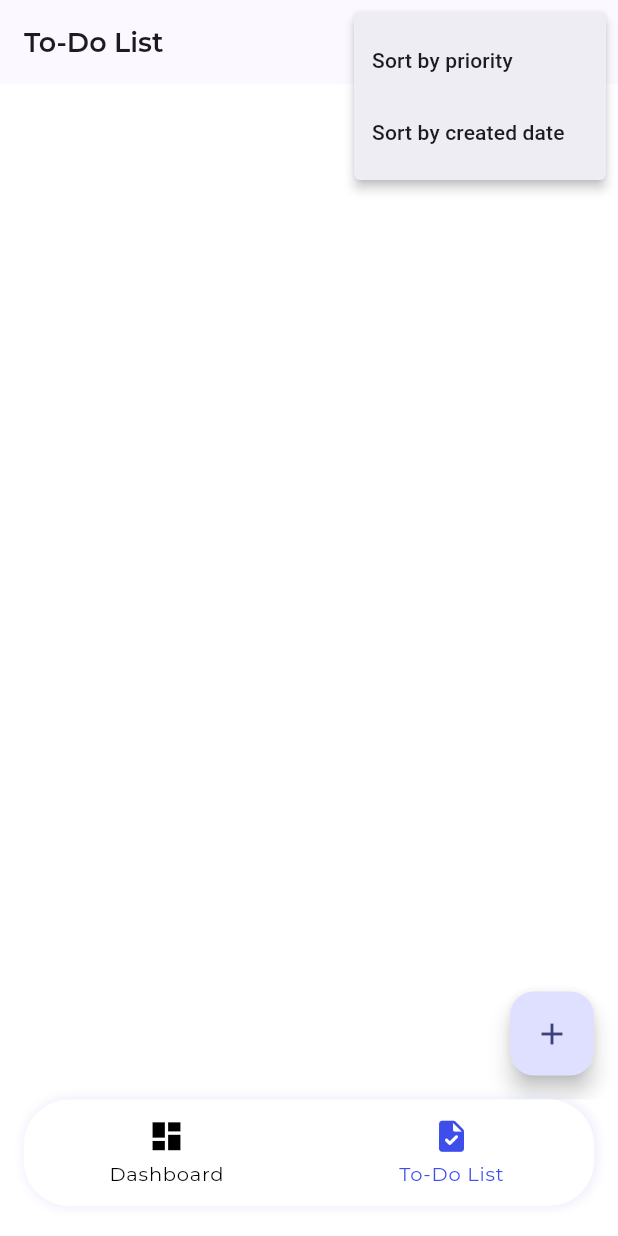
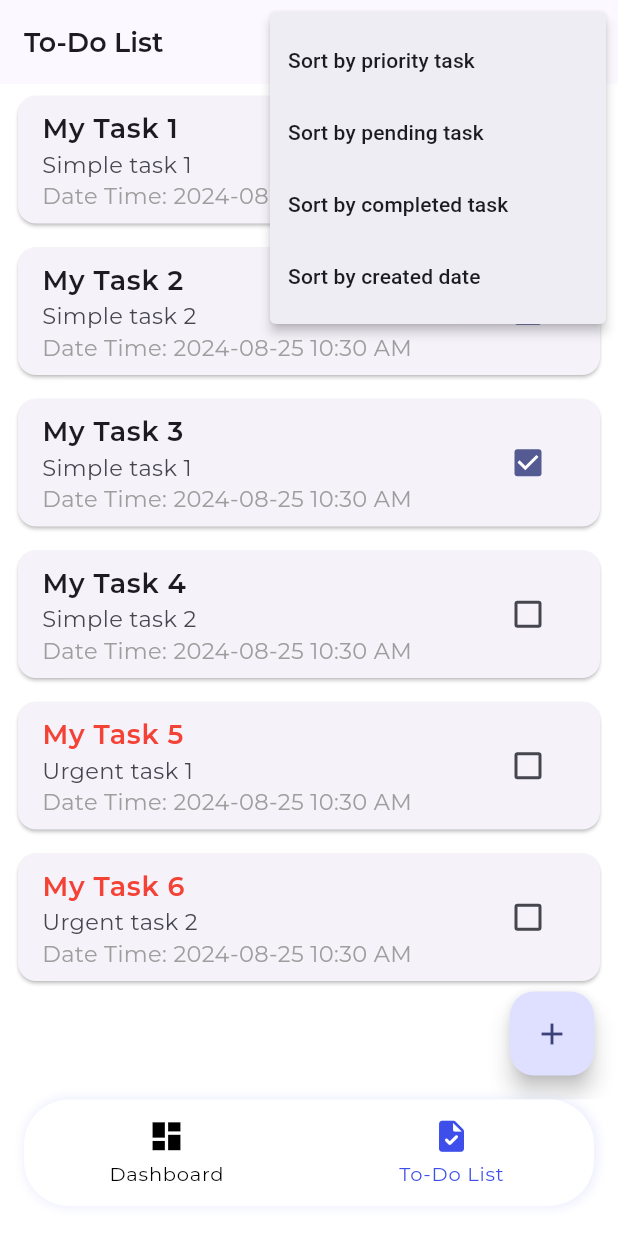
Before and after one commit to David-GIC/to-do-pro, a Flutter app: the screen it shows after launch, item 2 of the bottom bar chosen, after a tap on the "sort" icon, on a phone screen of 412 x 824 dp. Run offline on Flutter 3.47's test engine with Material 3 defaults, Android fonts, the phone set to English and light mode, and no system bars; our stand-ins replace awesome_bottom_bar, fl_chart, flutter_styled_toast, google_fonts.

Commit message:
improve to-do card, enchant dashboard style and to-do card

```diff
--- a/lib/pages/dashboard/dasboard.dart
+++ b/lib/pages/dashboard/dasboard.dart
@@ -21,9 +21,14 @@ class _DashboardPageState extends State<DashboardPage> {
   @override
   Widget build(BuildContext context) {
     final toDoProvider = Provider.of<ToDoProvider>(context);
-    final priorityPendingCount = toDoProvider.toDoList.where((item) => item.priority && !item.isCompleted).length;
-    final priorityCompletedCount = toDoProvider.toDoList.where((item) => item.priority && item.isCompleted).length;
-    final completedCount = toDoProvider.toDoList.where((item) => item.isCompleted).length;
+    final priorityPendingCount = toDoProvider.toDoList
+        .where((item) => item.priority && !item.isCompleted)
+        .length;
+    final priorityCompletedCount = toDoProvider.toDoList
+        .where((item) => item.priority && item.isCompleted)
+        .length;
+    final completedCount =
+        toDoProvider.toDoList.where((item) => item.isCompleted).length;
     final pendingCount = toDoProvider.toDoList.length - completedCount;
 
     return Scaffold(
@@ -44,6 +49,19 @@ class _DashboardPageState extends State<DashboardPage> {
               const SizedBox(
                 height: 28,
               ),
+              Indicator(
+                color: AppColor.contentColorBlack,
+                text: 'Total',
+                isSquare: false,
+                size: 14,
+                textColor: isTouched == 1
+                    ? AppColor.mainTextColor1
+                    : AppColor.mainTextColor3,
+                valueCount: toDoProvider.toDoList.length,
+              ),
+              const SizedBox(
+                height: 10,
+              ),
               Row(
                 children: [
                   Indicator(
@@ -51,8 +69,10 @@ class _DashboardPageState extends State<DashboardPage> {
                     text: 'Completed',
                     isSquare: false,
                     size: 14,
-                    textColor: isTouched == 1 ? AppColor.mainTextColor1 : AppColor.mainTextColor3,
-                    valueCount: completedCount,
+                    textColor: isTouched == 1
+                        ? AppColor.mainTextColor1
+                        : AppColor.mainTextColor3,
+                    valueCount: 0,
                   ),
                   const SizedBox(
                     width: 10,
@@ -62,17 +82,34 @@ class _DashboardPageState extends State<DashboardPage> {
                     text: 'Pending',
                     isSquare: false,
                     size: 14,
-                    textColor: isTouched == 2 ? AppColor.mainTextColor1 : AppColor.mainTextColor3,
-                    valueCount: pendingCount,
+                    textColor: isTouched == 2
+                        ? AppColor.mainTextColor1
+                        : AppColor.mainTextColor3,
+                    valueCount: 0,
+                  ),
+                  const SizedBox(
+                    width: 10,
+                  ),
+                  Indicator(
+                    color: AppColor.contentColorRed,
+                    text: 'Priority',
+                    isSquare: false,
+                    size: 14,
+                    textColor: isTouched == 2
+                        ? AppColor.mainTextColor1
+                        : AppColor.mainTextColor3,
+                    valueCount: 0,
                   ),
                 ],
               ),
               const SizedBox(
                 height: 8,
               ),
-              Expanded(
+              SizedBox(
+                height: 400,
                 child: Padding(
-                  padding: const EdgeInsets.only(left: 8, top: 8, bottom: 16, right: 32),
+                  padding: const EdgeInsets.only(
+                      left: 8, top: 8, bottom: 16, right: 32),
                   child: BarChart(
                     BarChartData(
                       alignment: BarChartAlignment.spaceEvenly,
@@ -85,7 +122,12 @@ class _DashboardPageState extends State<DashboardPage> {
                                 toY: completedCount.toDouble(),
                                 color: AppColor.contentColorGreen,
                                 width: 16,
-                            ),
+                                rodStackItems: [
+                                  BarChartRodStackItem(
+                                      0,
+                                      priorityCompletedCount.toDouble(),
+                                      AppColor.contentColorRed)
+                                ]),
                           ],
                         ),
                         BarChartGroupData(
@@ -95,7 +137,12 @@ class _DashboardPageState extends State<DashboardPage> {
                                 toY: pendingCount.toDouble(),
                                 color: AppColor.contentColorOrange,
                                 width: 16,
-                            ),
+                                rodStackItems: [
+                                  BarChartRodStackItem(
+                                      0,
+                                      priorityPendingCount.toDouble(),
+                                      AppColor.contentColorRed)
+                                ]),
                           ],
                         ),
                       ],
@@ -110,7 +157,8 @@ class _DashboardPageState extends State<DashboardPage> {
                           sideTitles: SideTitles(
                             showTitles: true,
                             getTitlesWidget: (double value, TitleMeta meta) {
-                              var style = AppTextStyle.normalStyle.copyWith(fontWeight: FontWeight.w600, fontSize: 13);
+                              var style = AppTextStyle.normalStyle.copyWith(
+                                  fontWeight: FontWeight.w600, fontSize: 13);
                               switch (value.toInt()) {
                                 case 0:
                                   return Text('Completed', style: style);
@@ -134,94 +182,6 @@ class _DashboardPageState extends State<DashboardPage> {
                   ),
                 ),
               ),
-              Row(
-                children: [
-                  Indicator(
-                    color: AppColor.contentColorGreen,
-                    text: 'Completed Priority',
-                    isSquare: false,
-                    size: 14,
-                    textColor: isTouched == 1 ? AppColor.mainTextColor1 : AppColor.mainTextColor3,
-                    valueCount: priorityCompletedCount,
-                  ),
-                  const SizedBox(
-                    width: 10,
-                  ),
-                  Indicator(
-                    color: AppColor.contentColorOrange,
-                    text: 'Pending Priority',
-                    isSquare: false,
-                    size: 14,
-                    textColor: isTouched == 2 ? AppColor.mainTextColor1 : AppColor.mainTextColor3,
-                    valueCount: priorityPendingCount,
-                  ),
-                ],
-              ),
-              Expanded(
-                child: Padding(
-                  padding: const EdgeInsets.only(left: 8, top: 8, bottom: 16, right: 32),
-                  child: BarChart(
-                    BarChartData(
-                      alignment: BarChartAlignment.spaceEvenly,
-                      maxY: toDoProvider.toDoList.length.toDouble(),
-                      barGroups: [
-                        BarChartGroupData(
-                          x: 0,
-                          barRods: [
-                            BarChartRodData(
-                              toY: priorityCompletedCount.toDouble(),
-                              color: AppColor.contentColorGreen,
-                              width: 16,
-                            ),
-                          ],
-                        ),
-                        BarChartGroupData(
-                          x: 1,
-                          barRods: [
-                            BarChartRodData(
-                              toY: priorityPendingCount.toDouble(),
-                              color: AppColor.contentColorOrange,
-                              width: 16,
-                            ),
-                          ],
-                        ),
-                      ],
-                      titlesData: FlTitlesData(
-                        topTitles: const AxisTitles(
-                          sideTitles: SideTitles(showTitles: false),
-                        ),
-                        rightTitles: const AxisTitles(
-                          sideTitles: SideTitles(showTitles: false),
-                        ),
-                        bottomTitles: AxisTitles(
-                          sideTitles: SideTitles(
-                            showTitles: true,
-                            getTitlesWidget: (double value, TitleMeta meta) {
-                              var style = AppTextStyle.normalStyle.copyWith(fontWeight: FontWeight.w600, fontSize: 13);
-
-                              switch (value.toInt()) {
-                                case 0:
-                                  return Text('Completed', style: style);
-                                case 1:
-                                  return Text('Pending', style: style);
-                                default:
-                                  return Text('');
-                              }
-                            },
-                          ),
-                        ),
-                        leftTitles: const AxisTitles(
-                          sideTitles: SideTitles(showTitles: true),
-                        ),
-                      ),
-                      gridData: const FlGridData(show: true),
-                      borderData: FlBorderData(
-                        show: true,
-                      ),
-                    ),
-                  ),
-                ),
-              ),
             ],
           ),
         ),
--- a/lib/pages/dashboard/widgets/indicator.dart
+++ b/lib/pages/dashboard/widgets/indicator.dart
@@ -45,7 +45,7 @@ class Indicator extends StatelessWidget {
           width: 8,
         ),
         Text(
-          "($valueCount)",
+          valueCount == 0 ? "" : "($valueCount)",
           style: AppTextStyle.normalStyle.copyWith(
             fontSize: 13,
             fontWeight: FontWeight.bold,
--- a/lib/pages/to_do/to_do_list.dart
+++ b/lib/pages/to_do/to_do_list.dart
@@ -1,19 +1,23 @@
 import 'package:check_list_app/pages/to_do/create_or_edit_to_do.dart';
+import 'package:check_list_app/pages/to_do/widgets/to_to_card.dart';
 import 'package:check_list_app/providers/to_do.dart';
 import 'package:check_list_app/utils/app_text_style.dart';
-import 'package:check_list_app/utils/common_utils.dart';
 import 'package:flutter/material.dart';
 import 'package:provider/provider.dart';
 
 import '../../utils/app_colors.dart';
 
-class ToDoListPage extends StatelessWidget {
+class ToDoListPage extends StatefulWidget {
   const ToDoListPage({super.key});
 
   @override
+  State<ToDoListPage> createState() => _ToDoListPageState();
+}
+
+class _ToDoListPageState extends State<ToDoListPage> {
+  @override
   Widget build(BuildContext context) {
     final toDoProvider = Provider.of<ToDoProvider>(context);
-
     return Scaffold(
       backgroundColor: AppColor.whiteColor,
       appBar: AppBar(
@@ -27,6 +31,10 @@ class ToDoListPage extends StatelessWidget {
               if (item == "1") {
                 toDoProvider.sortByPriority();
               } else if (item == "2") {
+                toDoProvider.sortByPending();
+              } else if (item == "3") {
+                toDoProvider.sortByCompleted();
+              } else if (item == "4") {
                 toDoProvider.sortToDoByCreatedDate();
               }
             },
@@ -34,65 +42,44 @@ class ToDoListPage extends StatelessWidget {
             itemBuilder: (BuildContext context) => <PopupMenuEntry>[
               const PopupMenuItem(
                 value: "1",
-                child: Text('Sort by priority'),
+                child: Text('Sort by priority task'),
               ),
               const PopupMenuItem(
                 value: "2",
+                child: Text('Sort by pending task'),
+              ),
+              const PopupMenuItem(
+                value: "3",
+                child: Text('Sort by completed task'),
+              ),
+              const PopupMenuItem(
+                value: "4",
                 child: Text('Sort by created date'),
               ),
             ],
           ),
         ],
       ),
-      body: ListView.builder(
-        itemCount: toDoProvider.toDoList.length,
-        itemBuilder: (context, index) {
-          final item = toDoProvider.toDoList[index];
-          return ListTile(
-            title: Text(
-              item.title,
-              style: AppTextStyle.titleStyle,
-            ),
-            subtitle: Column(
-              crossAxisAlignment: CrossAxisAlignment.start,
-              children: [
-                Text(
-                  item.description,
-                  style: AppTextStyle.normalStyle,
-                ),
-                Text(
-                  "Date Time: ${CommonUtils.formatDateTime(item.createdDate)}",
-                  style: AppTextStyle.normalGrayStyle,
-                ),
-              ],
-            ),
-            trailing: Checkbox(
-              value: item.isCompleted,
-              onChanged: (value) => toDoProvider.toggleCompletion(index),
-            ),
-            onTap: () {
-              Navigator.push(
-                context,
-                MaterialPageRoute(
-                  builder: (context) => CreateOrEditToDoPage(
-                    index: index,
-                    toDoItem: item,
-                  ),
-                ),
-              );
-            },
-            onLongPress: () => toDoProvider.deleteToDo(index),
-          );
-        },
+      body: RefreshIndicator(
+        onRefresh: () async => await Future.delayed(const Duration(seconds: 1)),
+        child: ListView.builder(
+          itemCount: toDoProvider.toDoList.length,
+          padding: const EdgeInsets.only(bottom: 70),
+          itemBuilder: (context, index) {
+            final item = toDoProvider.toDoList[index];
+            return ToDoCardWidget(item: item, index: index);
+          },
+        ),
       ),
       floatingActionButton: FloatingActionButton(
         onPressed: () {
           Navigator.push(
             context,
-            MaterialPageRoute(builder: (context) => CreateOrEditToDoPage()),
+            MaterialPageRoute(
+                builder: (context) => const CreateOrEditToDoPage()),
           );
         },
-        child: Icon(Icons.add),
+        child: const Icon(Icons.add),
       ),
     );
   }
--- /dev/null
+++ b/lib/pages/to_do/widgets/to_to_card.dart
@@ -0,0 +1,68 @@
+import 'package:check_list_app/models/to_do.dart';
+import 'package:check_list_app/widgets/toast_message.dart';
+import 'package:flutter/material.dart';
+import 'package:provider/provider.dart';
+
+import '../../../providers/to_do.dart';
+import '../../../utils/app_text_style.dart';
+import '../../../utils/common_utils.dart';
+import '../create_or_edit_to_do.dart';
+
+class ToDoCardWidget extends StatelessWidget {
+  final ToDo item;
+  final int index;
+  const ToDoCardWidget({super.key, required this.item, required this.index});
+
+  @override
+  Widget build(BuildContext context) {
+    final toDoProvider = Provider.of<ToDoProvider>(context);
+    return Padding(
+      padding: const EdgeInsets.symmetric(horizontal: 8, vertical: 4),
+      child: Card(
+        child: ListTile(
+          title: Text(
+            item.title,
+            style: item.priority
+                ? AppTextStyle.titleStyle.copyWith(color: Colors.red)
+                : AppTextStyle.titleStyle,
+          ),
+          subtitle: Column(
+            crossAxisAlignment: CrossAxisAlignment.start,
+            children: [
+              Text(
+                item.description,
+                style: AppTextStyle.normalStyle,
+              ),
+              Text(
+                "Date Time: ${CommonUtils.formatDateTime(item.createdDate)}",
+                style: AppTextStyle.normalGrayStyle,
+              ),
+            ],
+          ),
+          trailing: Checkbox(
+            value: item.isCompleted,
+            onChanged: (value) {
+              toDoProvider.toggleCompletion(index);
+              if (value == true) {
+                toastMessageSuccess("Mark as completed", context);
+              } else {
+                toastMessageSuccess("Mark as incomplete", context);
+              }
+            },
+          ),
+          onTap: () {
+            Navigator.push(
+              context,
+              MaterialPageRoute(
+                builder: (context) => CreateOrEditToDoPage(
+                  index: index,
+                  toDoItem: item,
+                ),
+              ),
+            );
+          },
+        ),
+      ),
+    );
+  }
+}
--- a/lib/providers/to_do.dart
+++ b/lib/providers/to_do.dart
@@ -2,7 +2,40 @@ import 'package:check_list_app/models/to_do.dart';
 import 'package:flutter/material.dart';
 
 class ToDoProvider with ChangeNotifier {
-  List<ToDo> _toDoList = [];
+  final List<ToDo> _toDoList = [
+    ToDo(
+        title: "My Task 1",
+        description: "Simple task 1",
+        priority: false,
+        createdDate: DateTime.now()),
+    ToDo(
+        title: "My Task 2",
+        description: "Simple task 2",
+        priority: false,
+        createdDate: DateTime.now(),
+        isCompleted: true),
+    ToDo(
+        title: "My Task 3",
+        description: "Simple task 1",
+        priority: false,
+        createdDate: DateTime.now(),
+        isCompleted: true),
+    ToDo(
+        title: "My Task 4",
+        description: "Simple task 2",
+        priority: false,
+        createdDate: DateTime.now()),
+    ToDo(
+        title: "My Task 5",
+        description: "Urgent task 1",
+        priority: true,
+        createdDate: DateTime.now()),
+    ToDo(
+        title: "My Task 6",
+        description: "Urgent task 2",
+        priority: true,
+        createdDate: DateTime.now())
+  ];
 
   List<ToDo> get toDoList => _toDoList;
 
@@ -31,8 +64,21 @@ class ToDoProvider with ChangeNotifier {
     notifyListeners();
   }
 
+  void sortByCompleted() {
+    _toDoList.sort((a, b) =>
+        a.isCompleted == b.isCompleted ? 0 : (a.isCompleted ? -1 : 1));
+    notifyListeners();
+  }
+
+  void sortByPending() {
+    _toDoList.sort((a, b) =>
+        a.isCompleted == b.isCompleted ? 0 : (a.isCompleted ? 1 : -1));
+    notifyListeners();
+  }
+
   void sortByPriority() {
-    _toDoList.sort((a, b) => a.priority == b.priority ? 0 : (a.priority ? -1 : 1));
+    _toDoList
+        .sort((a, b) => a.priority == b.priority ? 0 : (a.priority ? -1 : 1));
     notifyListeners();
   }
 }
--- a/pubspec.yaml
+++ b/pubspec.yaml
@@ -41,6 +41,7 @@ dependencies:
   fl_chart: ^0.68.0
   google_fonts: ^6.2.1
   intl: ^0.19.0
+  flutter_styled_toast: ^2.1.3
 
 dev_dependencies:
   flutter_test:
```
Also changed, not shown: lib/pages/to_do/create_or_edit_to_do.dart (+31 -6 lines), lib/widgets/dialog.dart (added, +64 -0 lines), lib/widgets/toast_message.dart (added, +50 -0 lines), pubspec.lock, 1 other file. Lines whose indentation alone changed are shown as unchanged.
